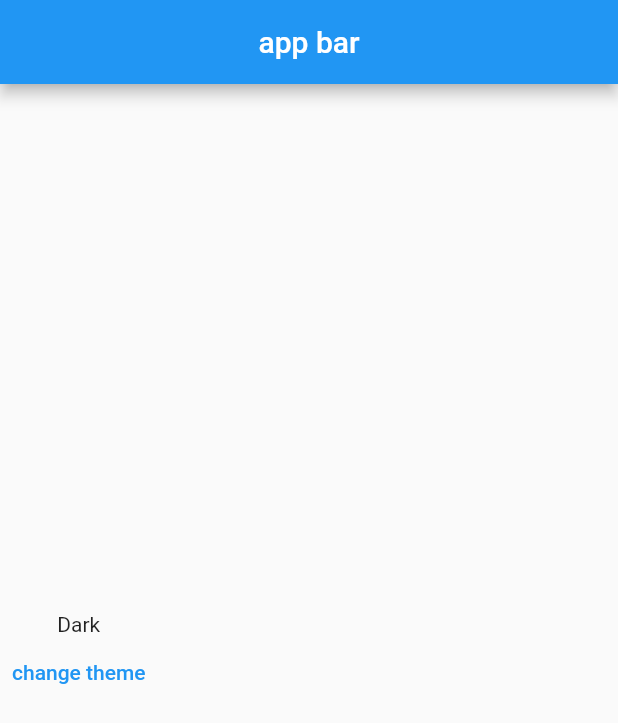
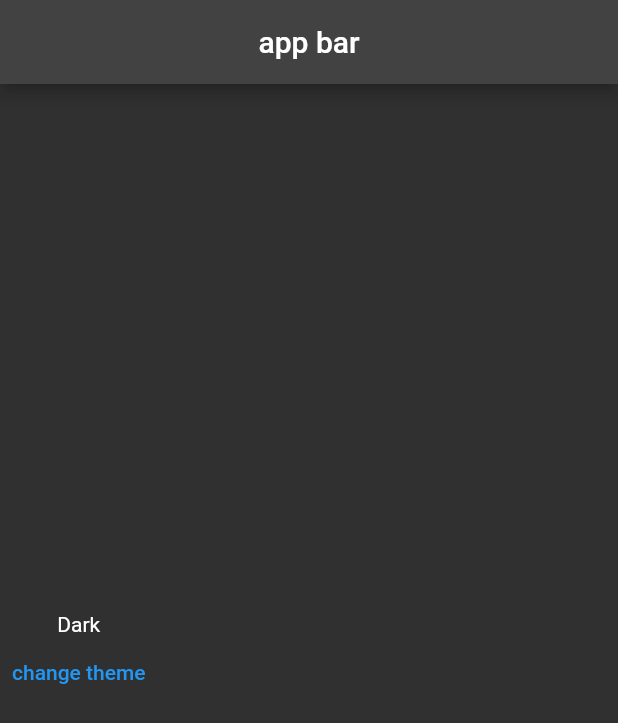
Before and after one commit to AABHINAAV/flutter_provider, a Flutter app: the screen it shows after launch, after a tap on "change theme", on a phone screen of 412 x 824 dp. Shown: the top 723 px of the screen. Run offline on Flutter 3.47's test engine with Material 2 defaults, Android fonts, the phone set to English and light mode, and no system bars.

Commit message:
theme change done

```diff
--- a/lib/main.dart
+++ b/lib/main.dart
@@ -16,13 +16,16 @@ class MyApp extends StatelessWidget {
         providers: [
           ChangeNotifierProvider(create: (context) => ThemeProvider()),
         ],
-      child: MaterialApp(
+        child: Consumer<ThemeProvider>(
+          builder: (context, value, child) => MaterialApp(
             title: 'Flutter Demo',
             debugShowCheckedModeBanner: false,
-        // theme: Provider.of<ThemeProvider>(context).getIsDark?ThemeData.dark() : ThemeData.light(),
+            theme: value.getIsDark
+                ? ThemeData.dark()
+                : ThemeData.light(),
             home: HomePage(),
           ),
-    );
+        ));
   }
 }
 
@@ -33,7 +36,7 @@ class HomePage extends StatelessWidget {
   Widget build(BuildContext context) {
     final ThemeProvider theme =
         Provider.of<ThemeProvider>(context, listen: false);
-    // final ThemeProvider theme = context.watch<ThemeProvider>();
+
     print("build");
 
     return Scaffold(
@@ -47,11 +50,9 @@ class HomePage extends StatelessWidget {
       body: Column(
         mainAxisAlignment: MainAxisAlignment.center,
         children: [
-          // Text(context.watch<ThemeProvider>().getIsDark ? "Dark" : "Light"),
           Consumer<ThemeProvider>(
             builder: (context, value, child) {
-              return Text(
-                  value.getIsDark ? "Dark" : "Light");
+              return Text(value.getIsDark ? "Dark" : "Light");
             },
           ),
           const SizedBox(),
```
Lines whose indentation alone changed are shown as unchanged.
